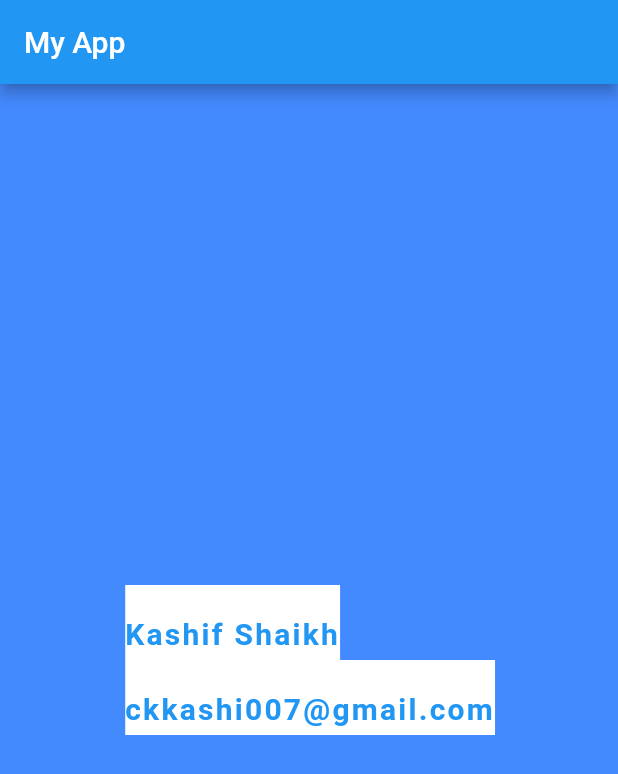
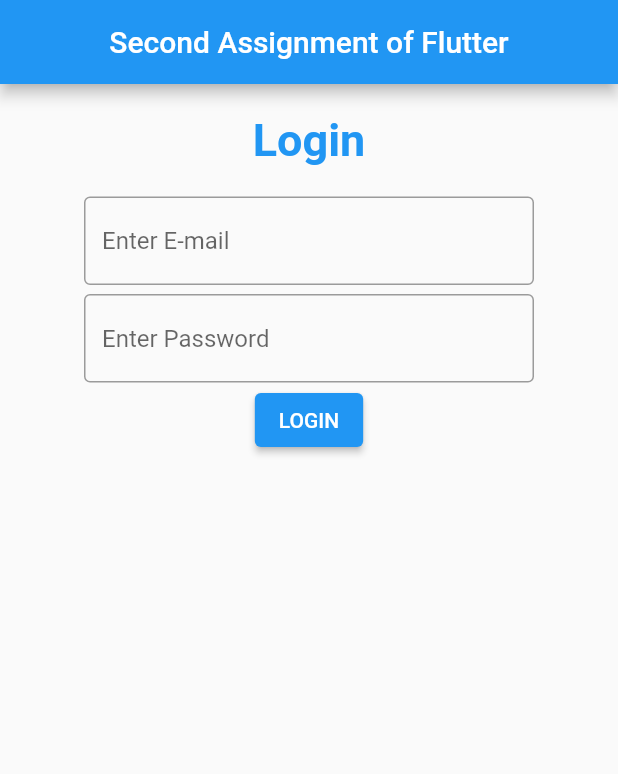
Before and after one commit to ckkashi/Flutter-Assignment-1-by-Kashif-Shaikh, a Flutter app: the screen it shows after launch, on a phone screen of 412 x 824 dp. Shown: the top 774 px of the screen. Run offline on Flutter 3.47's test engine with Material 2 defaults, Android fonts, the phone set to English and light mode, and no system bars; Roboto replaces fonts that are missing (comic sans MS).

Commit message:
Second Assignment complete

```diff
--- a/lib/main.dart
+++ b/lib/main.dart
@@ -1,38 +1,76 @@
- import 'package:flutter/material.dart';
+import 'dart:ui';
 
-void main() => runApp(MyApp());
+import 'package:flutter/material.dart';
+
+void main(){
+  runApp(MyApp());
+}
 
 class MyApp extends StatelessWidget {
   @override
   Widget build(BuildContext context) {
     return MaterialApp(
-      title: "My First App",
+      debugShowCheckedModeBanner: false,
+      title: "My Second Assignment",
       theme: ThemeData(
         primarySwatch: Colors.blue
       ),
       home: Scaffold(
-        backgroundColor: Colors.blueAccent,
         appBar: AppBar(
-          title:Text(
-            "My App"
-            ,style: TextStyle(
-              fontFamily: "comic sans MS"
+          title:Center(
+            child: Text("Second Assignment of Flutter"),
+          )
+        ),
+        body: SingleChildScrollView(
+                  child: Center(
+
+            child: Column(
+              mainAxisAlignment: MainAxisAlignment.center,
+              children: [
+                SizedBox(height:20),
+                Text("Login",
+                  style: TextStyle(
+                    color: Colors.blue,
+                    fontSize: 30.0,
+                    fontWeight: FontWeight.bold
+                  ),
+                ),
+                SizedBox(height:20),
+                Container(
+                  child: TextField(decoration: InputDecoration(
+
+                    border: OutlineInputBorder(),
+                    hintText: "Enter E-mail",
+
+                  ),),
+                  width: 300,
+                  height: 60,
+                ),//login textfield container
+                SizedBox(height:5),
+                Container(
+                  child: TextField(
+                    decoration: InputDecoration(
+
+                    border: OutlineInputBorder(),
+                    hintText: "Enter Password",
+
+                    ),
+                    obscureText: true,
+
+                  ),//password textfield container
+                  width: 300,
+                  height: 60,
+                ),
+                ElevatedButton(
+                  onPressed: (){},
+                 child: Text("LOGIN"),
+                 ),
+
+              ],
+
             ),
-            )
-        ),
-        body: Center(
-          child:Text(
-            "Kashif Shaikh\nckkashi007@gmail.com",
-            style:TextStyle(
-              fontSize: 20.0,
-              color: Colors.blue,
-              fontWeight: FontWeight.bold,
-              letterSpacing: 1.5,
-              height: 2.5,
-              fontFamily: "comic sans MS",
-              background: Paint()..color=Colors.white
-            )
-          )
+
+          ),
         ),
       ),
 
```
Also changed, not shown: pubspec.lock.
